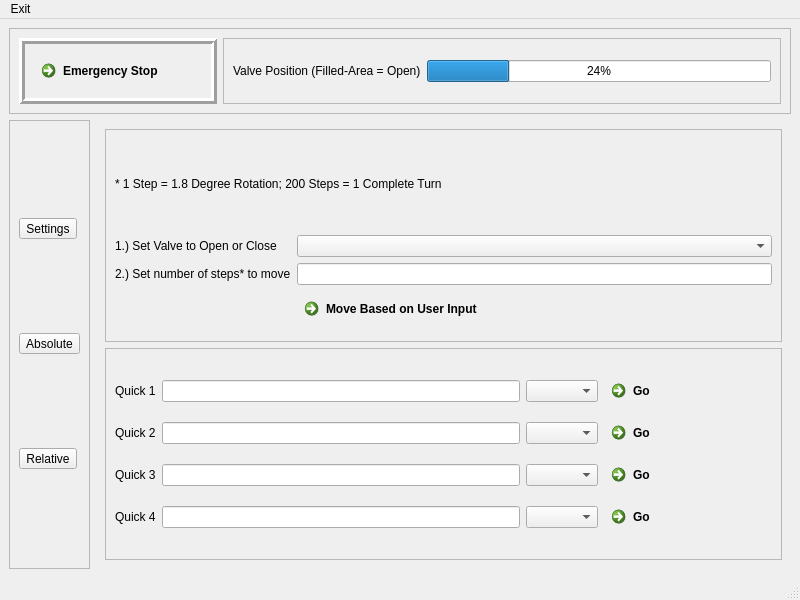
First picture: the form in mainwindow.ui, repository kpf5297/DValve, before the edit.
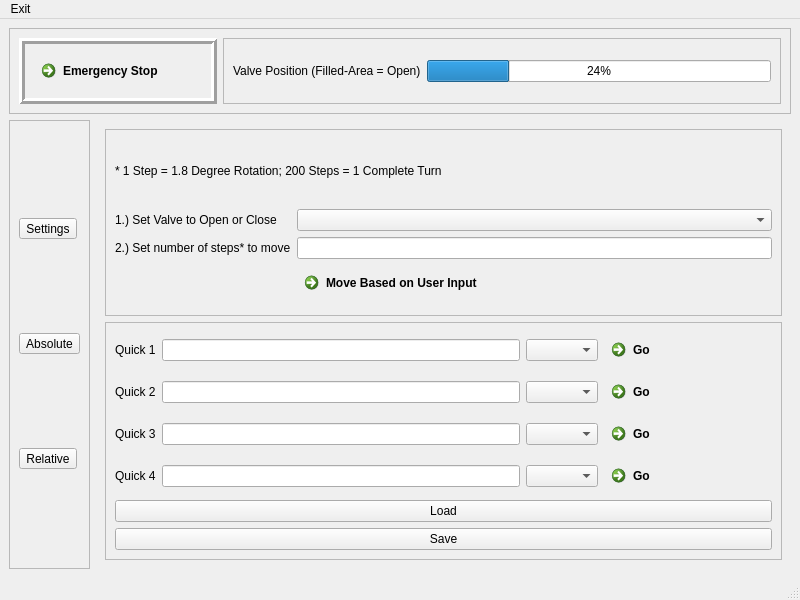
Second picture: the form after the edit. The open tabs and pages were chosen to show the change.

Patch:
```diff
--- a/mainwindow.ui
+++ b/mainwindow.ui
@@ -418,6 +418,20 @@
                  </item>
                 </layout>
                </item>
+               <item>
+                <widget class="QPushButton" name="pushButton_2">
+                 <property name="text">
+                  <string>Load</string>
+                 </property>
+                </widget>
+               </item>
+               <item>
+                <widget class="QPushButton" name="pushButton">
+                 <property name="text">
+                  <string>Save</string>
+                 </property>
+                </widget>
+               </item>
               </layout>
              </widget>
             </item>
```
Left out of the diff: 78 changed lines with no effect on the pictures.
